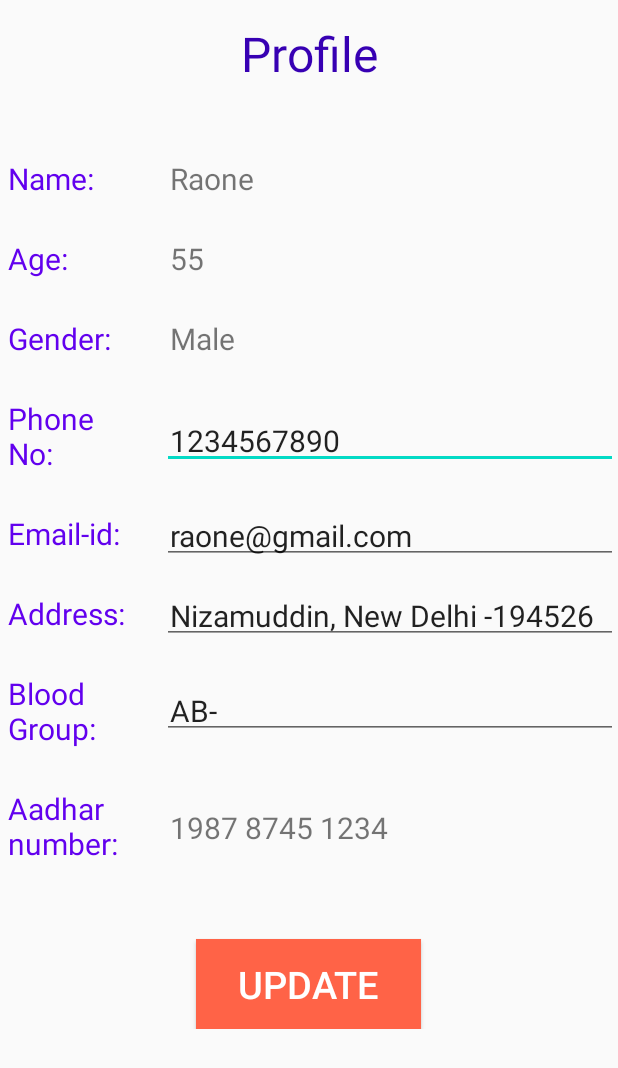
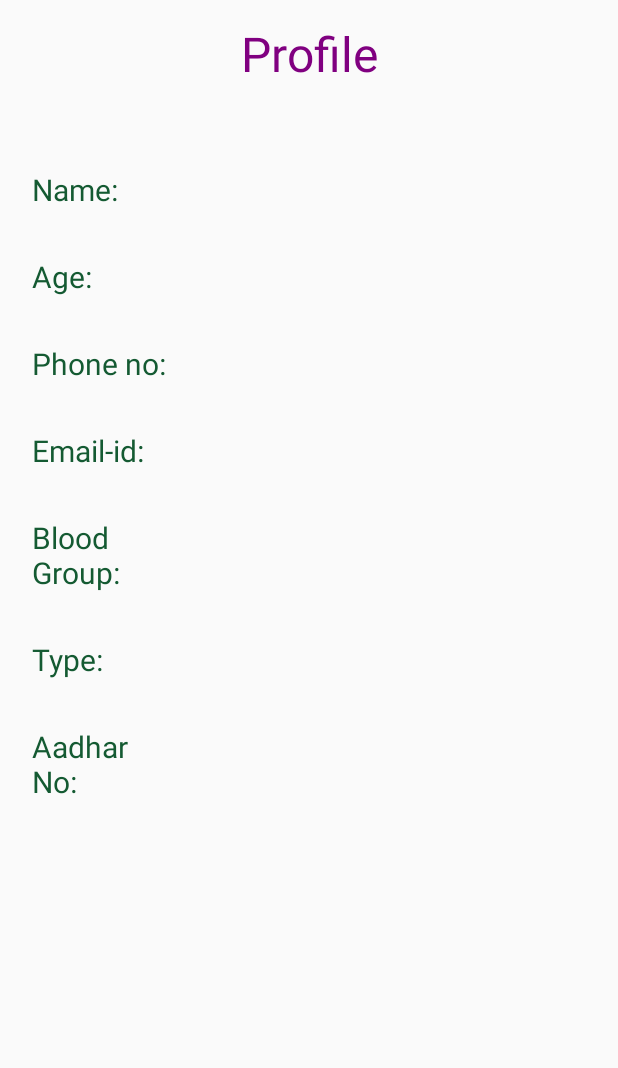
Before and after one commit to Hack-Frenzy/GetItTracked, an Android app: the profile screen opened directly, with no data from a screen before it, on a phone screen of 412 x 824 dp. Shown: the top 1068 px of the screen. Run offline under Robolectric (Android 15) with nearby library versions, the phone set to English and light mode, and no system bars; our stand-ins replace Firebase (no records; nobody signed in at launch, a user with empty details on screens opened directly); 7 statements that could not run were skipped.

Commit message:
initial commit for profile page

```diff
--- a/app/src/main/java/com/example/getthetrack/profile.java
+++ b/app/src/main/java/com/example/getthetrack/profile.java
@@ -1,18 +1,62 @@
 package com.example.getthetrack;
 
+import android.annotation.SuppressLint;
 import android.os.Bundle;
+import android.util.Log;
+import android.view.MotionEvent;
+import android.view.View;
+import android.widget.Button;
+import android.widget.EditText;
+import android.widget.TextView;
+import android.widget.Toast;
 
+import androidx.annotation.NonNull;
 import androidx.annotation.Nullable;
 import androidx.appcompat.app.AppCompatActivity;
 
+import com.google.android.gms.tasks.OnCompleteListener;
+import com.google.android.gms.tasks.Task;
+import com.google.firebase.auth.AuthResult;
+import com.google.firebase.auth.FirebaseAuth;
+import com.google.firebase.auth.FirebaseUser;
+import com.google.firebase.database.DatabaseReference;
+import com.google.firebase.database.FirebaseDatabase;
+
 public class profile extends AppCompatActivity {
+
+    TextView name, age, email, type, aadhar,phoneno, bldgrp;
+    Thread thread;
+    FirebaseDatabase database;
+    FirebaseAuth mAuth;
+    FirebaseUser user;
+    @SuppressLint("ClickableViewAccessibility")
     @Override
     protected void onCreate(@Nullable Bundle savedInstanceState) {
         super.onCreate(savedInstanceState);
         setContentView(R.layout.profile);
-        /*
-        Make Patients profiles, from here he can edit his profile
-            */
+        mAuth = FirebaseAuth.getInstance();
+        user=mAuth.getCurrentUser();
+        phoneno = findViewById(R.id.phone2);
 
+        bldgrp = findViewById(R.id.bloodgrp2);
+        name =findViewById(R.id.name2);
+        age =findViewById(R.id.age2);
+
+        email =findViewById(R.id.email2);
+        type =findViewById(R.id.type2);
+        aadhar =findViewById(R.id.aadhar2);
+
+        Bundle bundle = getIntent().getExtras();
+        String[] message;
+        message = bundle.getStringArray("message");
+
+
+        name.setText(message[0]);
+        age.setText(message[1]);
+        phoneno.setText(message[2]);
+        aadhar.setText(message[3]);
+        bldgrp.setText(message[4]);
+        type.setText(message[5]);
+        email.setText(user.getEmail());
     }
 }
--- a/app/src/main/res/layout/profile.xml
+++ b/app/src/main/res/layout/profile.xml
@@ -1,12 +1,10 @@
 <?xml version="1.0" encoding="utf-8"?>
-<RelativeLayout
-    xmlns:android="http://schemas.android.com/apk/res/android"
-    xmlns:app="http://schemas.android.com/apk/res-auto"
-    xmlns:tools="http://schemas.android.com/tools"
+<LinearLayout xmlns:android="http://schemas.android.com/apk/res/android"
     android:layout_width="match_parent"
     android:layout_height="match_parent"
-    tools:context=".profile"
-    >
+    android:paddingLeft="16dp"
+    android:paddingRight="16dp"
+    android:orientation="vertical" >
     <TextView
         android:id="@+id/heading"
         android:layout_centerHorizontal="true"
@@ -17,225 +15,193 @@
         android:text="Profile"
         android:textSize="32dp"
         android:padding="10dp"
-        android:textColor="@color/colorPrimaryDark"
-        android:textColorHighlight="@color/colorPrimary"
+        android:textColor="#800080"
         />
 
-    <androidx.core.widget.NestedScrollView
-        android:layout_width="match_parent"
-        android:layout_height="wrap_content" >
     <RelativeLayout
-            android:layout_width="match_parent"
-            android:layout_height="wrap_content">
+        android:layout_width="wrap_content"
+        android:layout_height="wrap_content"
+        android:layout_marginTop="40dp"
+
+    >
         <TextView
             android:id="@+id/name1"
-                android:layout_width="90dp"
+            android:layout_width="100dp"
             android:layout_height="wrap_content"
-                android:layout_marginTop="100dp"
-                android:layout_marginBottom="5dp"
-                android:layout_below="@+id/heading"
-                android:textColor="@color/colorPrimary"
+            android:textColor="#145a32"
             android:textSize="20dp"
             android:padding="5dp"
             android:text="Name: "
-                tools:ignore="NotSibling" />
+             />
         <TextView
             android:id="@+id/name2"
-                android:layout_width="440dp"
+            android:layout_width="wrap_content"
             android:layout_height="wrap_content"
             android:layout_marginLeft="18dp"
-                android:layout_below="@+id/heading"
             android:padding="5dp"
-                android:layout_marginTop="100dp"
-                android:layout_marginBottom="5dp"
             android:layout_toRightOf="@+id/name1"
-                android:text="Raone"
-                android:textSize="20dp"
-                tools:ignore="NotSibling" />
-
-            <TextView
-                android:id="@+id/age1"
-                android:layout_width="90dp"
-                android:layout_height="wrap_content"
-                android:layout_marginTop="10dp"
-                android:layout_marginBottom="5dp"
-                android:layout_below="@+id/name1"
-                android:textColor="@color/colorPrimary"
-                android:textSize="20dp"
-                android:padding="5dp"
-                android:text="Age: " />
-            <TextView
-                android:id="@+id/age2"
-                android:layout_width="440dp"
-                android:layout_height="wrap_content"
-                android:layout_marginLeft="18dp"
-                android:layout_below="@+id/name2"
-                android:padding="5dp"
-                android:layout_marginTop="10dp"
-                android:layout_marginBottom="5dp"
-                android:layout_toRightOf="@+id/age1"
-                android:text="55"
-                android:textSize="20dp"
-                />
-            <TextView
-                android:id="@+id/gender1"
-                android:layout_width="90dp"
-                android:layout_height="wrap_content"
-                android:layout_marginTop="10dp"
-                android:layout_marginBottom="5dp"
-                android:layout_below="@+id/age1"
-                android:textColor="@color/colorPrimary"
-                android:textSize="20dp"
-                android:padding="5dp"
-                android:text="Gender: " />
-            <TextView
-                android:id="@+id/gender2"
-                android:layout_width="440dp"
-                android:layout_height="wrap_content"
-                android:layout_marginLeft="18dp"
-                android:layout_below="@+id/age2"
-                android:padding="5dp"
-                android:layout_marginTop="10dp"
-                android:layout_marginBottom="20dp"
-                android:layout_toRightOf="@+id/gender1"
-                android:text="Male"
-                android:textSize="20dp"
-                />
-            <TextView
-                android:id="@+id/phone1"
-                android:layout_width="90dp"
-                android:layout_height="wrap_content"
-                android:layout_marginTop="10dp"
-                android:layout_marginBottom="5dp"
-                android:layout_below="@+id/gender1"
-                android:textColor="@color/colorPrimary"
-                android:textSize="20dp"
-                android:padding="5dp"
-                android:text="Phone No: " />
-            <EditText
-                android:id="@+id/phone2"
-                android:layout_width="440dp"
-                android:layout_height="wrap_content"
-                android:layout_marginLeft="18dp"
-                android:layout_below="@+id/gender2"
-                android:padding="5dp"
-                android:layout_marginTop="10dp"
-                android:layout_marginBottom="15dp"
-                android:layout_toRightOf="@+id/phone1"
-                android:text="1234567890"
-                android:textSize="20dp"
-                />
-            <TextView
-                android:id="@+id/email1"
-                android:layout_width="90dp"
-                android:layout_height="wrap_content"
-                android:layout_marginTop="10dp"
-                android:layout_marginBottom="5dp"
-                android:layout_below="@+id/phone1"
-                android:textColor="@color/colorPrimary"
-                android:textSize="20dp"
-                android:padding="5dp"
-                android:text="Email-id: " />
-            <EditText
-                android:id="@+id/email2"
-                android:layout_width="440dp"
-                android:layout_height="wrap_content"
-                android:layout_marginLeft="18dp"
-                android:layout_below="@+id/phone2"
-                android:padding="5dp"
-                android:layout_marginTop="10dp"
-                android:layout_marginBottom="5dp"
-                android:layout_toRightOf="@+id/email1"
-                android:text="raone@gmail.com"
-                android:textSize="20dp"
-                />
-            <TextView
-                android:id="@+id/address1"
-                android:layout_width="90dp"
-                android:layout_height="wrap_content"
-                android:layout_marginTop="10dp"
-                android:layout_marginBottom="5dp"
-                android:layout_below="@+id/email1"
-                android:textColor="@color/colorPrimary"
-                android:textSize="20dp"
-                android:padding="5dp"
-                android:text="Address: " />
-            <EditText
-                android:id="@+id/address2"
-                android:layout_width="440dp"
-                android:layout_height="wrap_content"
-                android:layout_marginLeft="18dp"
-                android:layout_below="@+id/email2"
-                android:padding="5dp"
-                android:layout_marginTop="10dp"
-                android:layout_marginBottom="15dp"
-                android:layout_toRightOf="@+id/address1"
-                android:text="Nizamuddin, New Delhi -194526"
-                android:textSize="20dp"
-                />
-            <TextView
-                android:id="@+id/bloodgrp1"
-                android:layout_width="90dp"
-                android:layout_height="wrap_content"
-                android:layout_marginTop="10dp"
-                android:layout_marginBottom="5dp"
-                android:layout_below="@+id/address1"
-                android:textColor="@color/colorPrimary"
-                android:textSize="20dp"
-                android:padding="5dp"
-                android:text="Blood Group: " />
-            <EditText
-                android:id="@+id/bloodgrp2"
-                android:layout_width="440dp"
-                android:layout_height="wrap_content"
-                android:layout_marginLeft="18dp"
-                android:layout_below="@+id/address2"
-                android:padding="5dp"
-                android:layout_marginTop="10dp"
-                android:layout_marginBottom="30dp"
-                android:layout_toRightOf="@+id/bloodgrp1"
-                android:text="AB-"
             android:textSize="20dp"
              />
 
+    </RelativeLayout>
+
+    <RelativeLayout
+        android:layout_width="wrap_content"
+        android:layout_height="wrap_content"
+        android:layout_marginTop="20dp"
+
+        >
+        <TextView
+            android:id="@+id/age1"
+            android:layout_width="100dp"
+            android:layout_height="wrap_content"
+            android:textColor="#145a32"
+            android:textSize="20dp"
+            android:padding="5dp"
+            android:text="Age: "
+            />
+        <TextView
+            android:id="@+id/age2"
+            android:layout_width="wrap_content"
+            android:layout_height="wrap_content"
+            android:layout_marginLeft="18dp"
+            android:padding="5dp"
+            android:layout_toRightOf="@+id/age1"
+            android:textSize="20dp"
+            />
+
+    </RelativeLayout>
+
+    <RelativeLayout
+        android:layout_width="wrap_content"
+        android:layout_height="wrap_content"
+        android:layout_marginTop="20dp"
+
+        >
+        <TextView
+            android:id="@+id/phone1"
+            android:layout_width="100dp"
+            android:layout_height="wrap_content"
+            android:textColor="#145a32"
+            android:textSize="20dp"
+            android:padding="5dp"
+            android:text="Phone no: "
+            />
+        <TextView
+            android:id="@+id/phone2"
+            android:layout_width="wrap_content"
+            android:layout_height="wrap_content"
+            android:layout_marginLeft="18dp"
+            android:padding="5dp"
+            android:layout_toRightOf="@+id/phone1"
+            android:textSize="20dp"
+            />
+
+    </RelativeLayout>
+
+    <RelativeLayout
+        android:layout_width="wrap_content"
+        android:layout_height="wrap_content"
+        android:layout_marginTop="20dp"
+
+        >
+        <TextView
+            android:id="@+id/email1"
+            android:layout_width="100dp"
+            android:layout_height="wrap_content"
+            android:textColor="#145a32"
+            android:textSize="20dp"
+            android:padding="5dp"
+            android:text="Email-id: "
+            />
+        <TextView
+            android:id="@+id/email2"
+            android:layout_width="wrap_content"
+            android:layout_height="wrap_content"
+            android:layout_marginLeft="18dp"
+            android:padding="5dp"
+            android:layout_toRightOf="@+id/email1"
+            android:textSize="20dp"
+            />
+
+    </RelativeLayout>
+
+    <RelativeLayout
+        android:layout_width="wrap_content"
+        android:layout_height="wrap_content"
+        android:layout_marginTop="20dp"
+
+        >
+        <TextView
+            android:id="@+id/bloodgrp1"
+            android:layout_width="100dp"
+            android:layout_height="wrap_content"
+            android:textColor="#145a32"
+            android:textSize="20dp"
+            android:padding="5dp"
+            android:text="Blood Group: "
+            />
+        <TextView
+            android:id="@+id/bloodgrp2"
+            android:layout_width="wrap_content"
+            android:layout_height="wrap_content"
+            android:layout_marginLeft="18dp"
+            android:padding="5dp"
+            android:layout_toRightOf="@+id/bloodgrp1"
+            android:textSize="20dp"
+            />
+
+    </RelativeLayout>
+    <RelativeLayout
+        android:layout_width="wrap_content"
+        android:layout_height="wrap_content"
+        android:layout_marginTop="20dp"
+
+        >
+        <TextView
+            android:id="@+id/type1"
+            android:layout_width="100dp"
+            android:layout_height="wrap_content"
+            android:textColor="#145a32"
+            android:textSize="20dp"
+            android:padding="5dp"
+            android:text="Type: "
+            />
+        <TextView
+            android:id="@+id/type2"
+            android:layout_width="wrap_content"
+            android:layout_height="wrap_content"
+            android:layout_marginLeft="18dp"
+            android:padding="5dp"
+            android:layout_toRightOf="@+id/type1"
+            android:textSize="20dp"
+            />
+
+    </RelativeLayout>
+    <RelativeLayout
+        android:layout_width="wrap_content"
+        android:layout_height="wrap_content"
+        android:layout_marginTop="20dp"
+
+        >
         <TextView
             android:id="@+id/aadhar1"
-                android:layout_width="90dp"
+            android:layout_width="100dp"
             android:layout_height="wrap_content"
-                android:layout_marginTop="10dp"
-                android:layout_marginBottom="5dp"
-                android:layout_below="@+id/bloodgrp1"
-                android:textColor="@color/colorPrimary"
+            android:textColor="#145a32"
             android:textSize="20dp"
             android:padding="5dp"
-                android:text="Aadhar number: " />
+            android:text="Aadhar No: "
+            />
         <TextView
             android:id="@+id/aadhar2"
-                android:layout_width="440dp"
+            android:layout_width="wrap_content"
             android:layout_height="wrap_content"
             android:layout_marginLeft="18dp"
-                android:layout_below="@+id/bloodgrp2"
             android:padding="5dp"
-                android:layout_marginTop="10dp"
-                android:layout_marginBottom="5dp"
             android:layout_toRightOf="@+id/aadhar1"
-                android:text="1987 8745 1234"
             android:textSize="20dp"
             />
-            <Button
-                android:layout_width="150dp"
-                android:layout_height="60dp"
-                android:background="#FF6347"
-                android:text="Update"
-                android:textColor="#FFFFFF"
-                android:textSize="25dp"
-                android:layout_below="@+id/aadhar2"
-                android:layout_centerHorizontal="true"
-                android:layout_marginTop="50dp"/>
-        </RelativeLayout>
-
-    </androidx.core.widget.NestedScrollView>
-
-
 
     </RelativeLayout>
+</LinearLayout>
```
Lines whose indentation alone changed are shown as unchanged.
